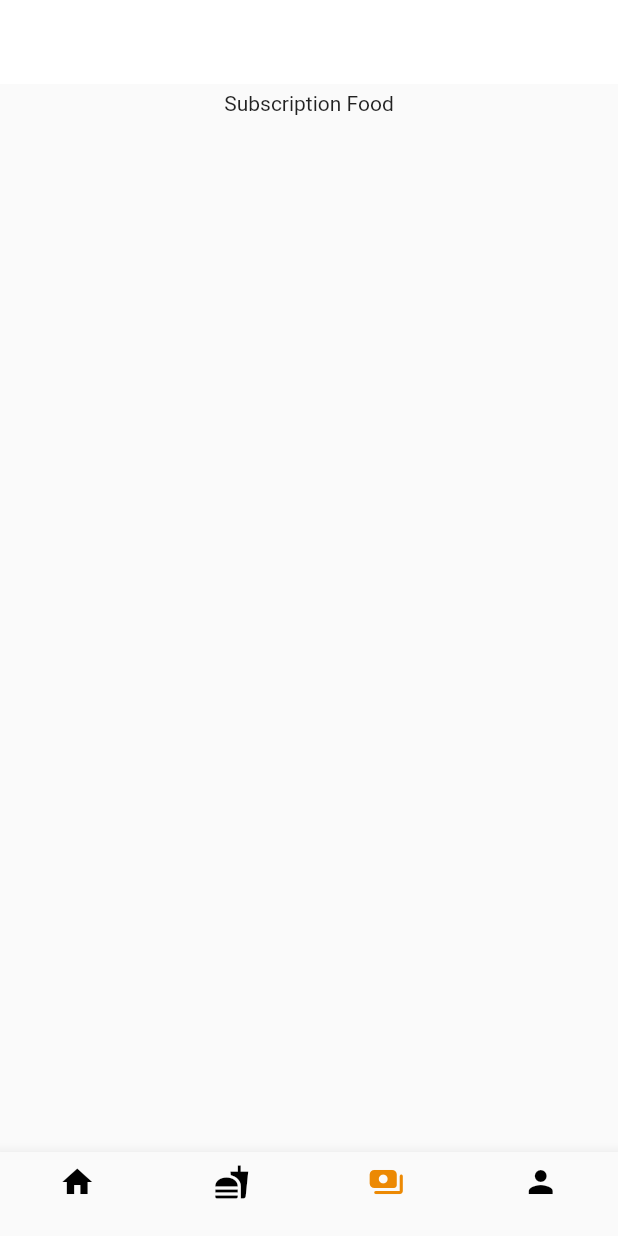
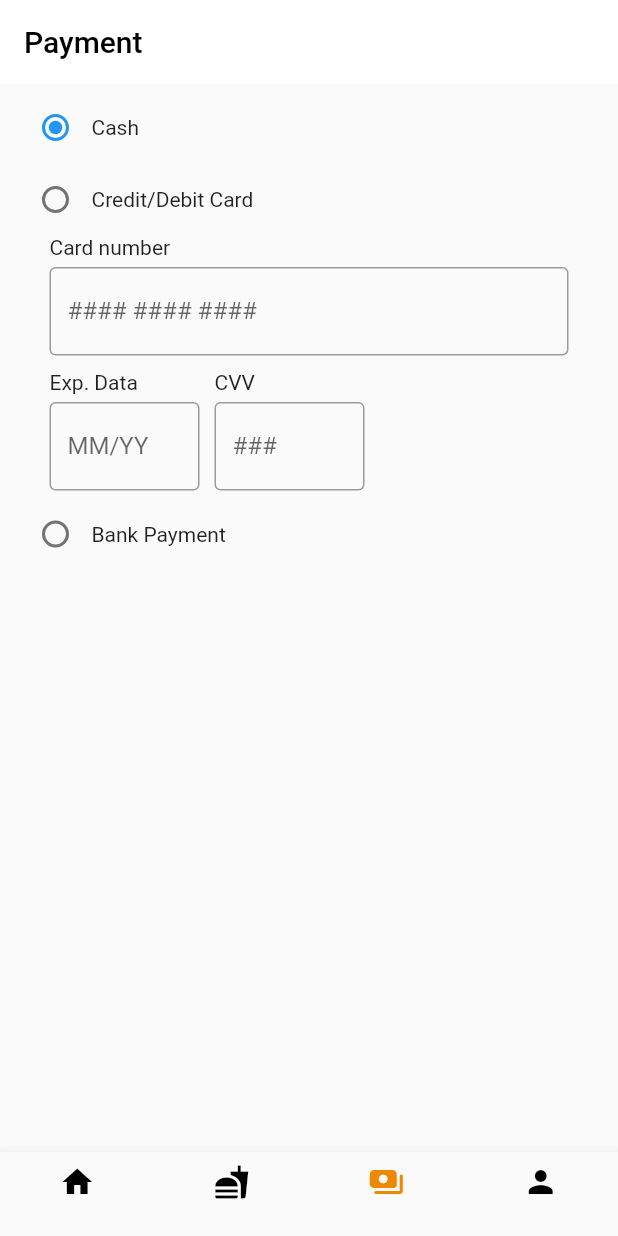
Before and after one commit to Daham2000/food_app_uni, a Flutter app: the screen it shows after launch, item 3 of the bottom bar chosen, on a phone screen of 412 x 824 dp. Run offline on Flutter 3.47's test engine with Material 2 defaults, Android fonts, the phone set to English and light mode, and no system bars; our stand-ins replace flutter_bloc, google_fonts; network calls fail.

Commit message:
Payment page UI done

```diff
--- a/lib/page/home_page/home_bloc.dart
+++ b/lib/page/home_page/home_bloc.dart
@@ -12,7 +12,11 @@ class HomeBloc extends Bloc<HomeEvent, HomeState> {
     switch (event.runtimeType) {
       case ChangeEvent:
         final data = event as ChangeEvent;
-        yield state.clone(selectedIndex: data.index);
+        yield state.clone(
+          selectedIndex: data.index,
+          isEditMealsPage: false,
+          isSearchFood: false,
+        );
         break;
 
       case SetEditMealsPage:
--- /dev/null
+++ b/lib/page/payment_page/payment_view.dart
@@ -0,0 +1,149 @@
+import 'package:flutter/material.dart';
+import '../../util/tab_util.dart';
+
+class PaymentView extends StatefulWidget {
+  const PaymentView({Key? key}) : super(key: key);
+
+  @override
+  State<PaymentView> createState() => _PaymentViewState();
+}
+
+enum PayOptions { cash, creditDebitCard, bankPayment }
+
+class _PaymentViewState extends State<PaymentView> {
+  PayOptions valuePay = PayOptions.cash;
+
+  TextEditingController cardNum = TextEditingController();
+  TextEditingController expDate = TextEditingController();
+  TextEditingController cvv = TextEditingController();
+
+  @override
+  Widget build(BuildContext context) {
+    return Padding(
+      padding: const EdgeInsets.symmetric(
+        horizontal: TabUtil.horizontalPadding,
+      ),
+      child: Column(
+        mainAxisAlignment: MainAxisAlignment.start,
+        crossAxisAlignment: CrossAxisAlignment.start,
+        children: [
+          Row(
+            children: [
+              Radio(
+                value: PayOptions.cash,
+                groupValue: valuePay,
+                onChanged: (PayOptions? value) {
+                  setState(() {
+                    valuePay = value ?? PayOptions.cash;
+                  });
+                },
+              ),
+              const Text('Cash'),
+            ],
+          ),
+          Row(
+            children: [
+              Radio(
+                value: PayOptions.creditDebitCard,
+                groupValue: valuePay,
+                onChanged: (PayOptions? value) {
+                  setState(() {
+                    valuePay = value ?? PayOptions.creditDebitCard;
+                  });
+                },
+              ),
+              const Text('Credit/Debit Card'),
+            ],
+          ),
+          Padding(
+            padding: const EdgeInsets.symmetric(horizontal: 20.0),
+            child: Column(
+              children: [
+                Column(
+                  crossAxisAlignment: CrossAxisAlignment.start,
+                  children: [
+                    const Text("Card number"),
+                    Padding(
+                      padding: const EdgeInsets.symmetric(vertical: 5.0),
+                      child: TextField(
+                        controller: cardNum,
+                        decoration: InputDecoration(
+                          border: OutlineInputBorder(),
+                          labelText: '#### #### ####',
+                        ),
+                      ),
+                    ),
+                    const SizedBox(
+                      height: 5.0,
+                    ),
+                    Row(
+                      children: [
+                        Column(
+                          crossAxisAlignment: CrossAxisAlignment.start,
+                          children: [
+                            const Text("Exp. Data"),
+                            Padding(
+                              padding:
+                                  const EdgeInsets.symmetric(vertical: 5.0),
+                              child: Container(
+                                width: 100,
+                                child: TextField(
+                                  controller: expDate,
+                                  decoration: InputDecoration(
+                                    border: OutlineInputBorder(),
+                                    labelText: 'MM/YY',
+                                  ),
+                                ),
+                              ),
+                            ),
+                          ],
+                        ),
+                        const SizedBox(
+                          width: 10.0,
+                        ),
+                        Column(
+                          crossAxisAlignment: CrossAxisAlignment.start,
+                          children: [
+                            const Text("CVV"),
+                            Padding(
+                              padding:
+                                  const EdgeInsets.symmetric(vertical: 5.0),
+                              child: Container(
+                                width: 100,
+                                child: TextField(
+                                  controller: cvv,
+                                  decoration: InputDecoration(
+                                    border: OutlineInputBorder(),
+                                    labelText: '###',
+                                  ),
+                                ),
+                              ),
+                            ),
+                          ],
+                        ),
+                      ],
+                    )
+                  ],
+                ),
+              ],
+            ),
+          ),
+          Row(
+            children: [
+              Radio(
+                value: PayOptions.bankPayment,
+                groupValue: valuePay,
+                onChanged: (PayOptions? value) {
+                  setState(() {
+                    valuePay = value ?? PayOptions.bankPayment;
+                  });
+                },
+              ),
+              const Text('Bank Payment'),
+            ],
+          ),
+        ],
+      ),
+    );
+  }
+}
--- a/lib/page/subscription_page/subscription_page.dart
+++ /dev/null
@@ -1,17 +0,0 @@
-import 'package:flutter/material.dart';
-
-class SubscriptionPage extends StatefulWidget {
-  const SubscriptionPage({Key? key}) : super(key: key);
-
-  @override
-  _SubscriptionPageState createState() => _SubscriptionPageState();
-}
-
-class _SubscriptionPageState extends State<SubscriptionPage> {
-  @override
-  Widget build(BuildContext context) {
-    return Container(
-      child: Text("Subscription Food"),
-    );
-  }
-}
--- a/lib/util/tab_util.dart
+++ b/lib/util/tab_util.dart
@@ -1,9 +1,9 @@
+import 'package:FoodApp/page/payment_page/payment_view.dart';
 import 'package:flutter/material.dart';
 
 import '../page/add_food_page/add_food_page.dart';
 import '../page/food_page/food_page.dart';
 import '../page/profile_page/profile_page.dart';
-import '../page/subscription_page/subscription_page.dart';
 
 class TabUtil {
   static IconData homeTab = Icons.home;
@@ -13,13 +13,13 @@ class TabUtil {
   static const List<Widget> tabPageOptions = <Widget>[
     AddFoodPage(),
     FoodPage(),
-    SubscriptionPage(),
+    PaymentView(),
     ProfilePage(),
   ];
   static const List<String> appBarTitles = <String>[
     "Dashboard",
     "Meals",
-    "",
+    "Payment",
     "",
   ];
   static const horizontalPadding = 13.0;
```
Also changed, not shown: lib/page/home_page/home_view.dart (+4 -3 lines).
